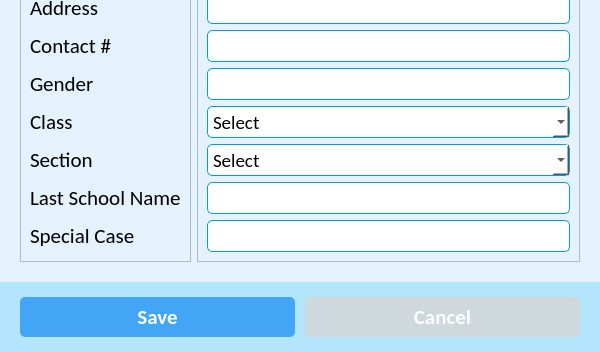
The window that ui/add_student.ui (CodeWithEhtisham/School-Software) describes before a commit, drawn with Qt 5; both pictures show x 0 to 600 and y 348 to 700 of the 600 by 700 pixel window.
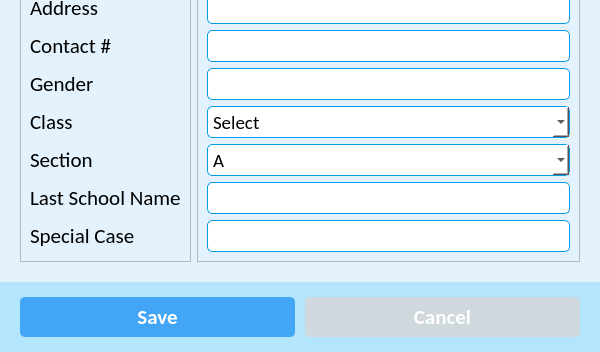
The same window after the commit. Icons and pictures are not drawn.

```diff
--- a/ui/add_student.ui
+++ b/ui/add_student.ui
@@ -439,7 +439,7 @@
             </property>
             <item>
              <property name="text">
-              <string>Select</string>
+              <string>A</string>
              </property>
             </item>
            </widget>
```
Left out of the diff: 44 changed lines with no effect on the pictures.
